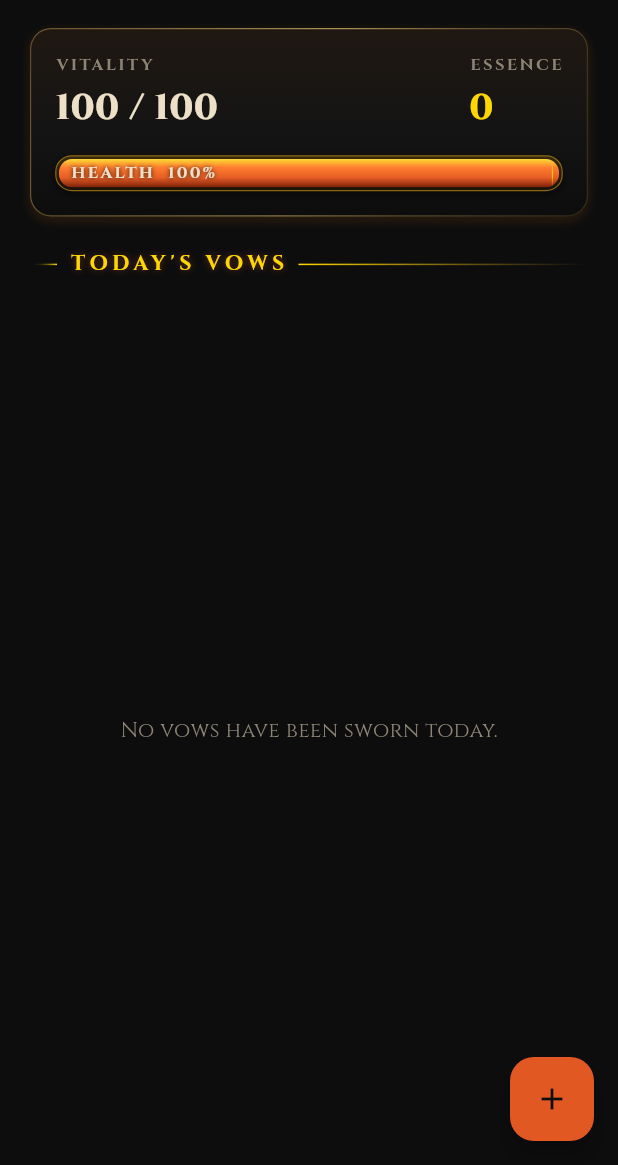
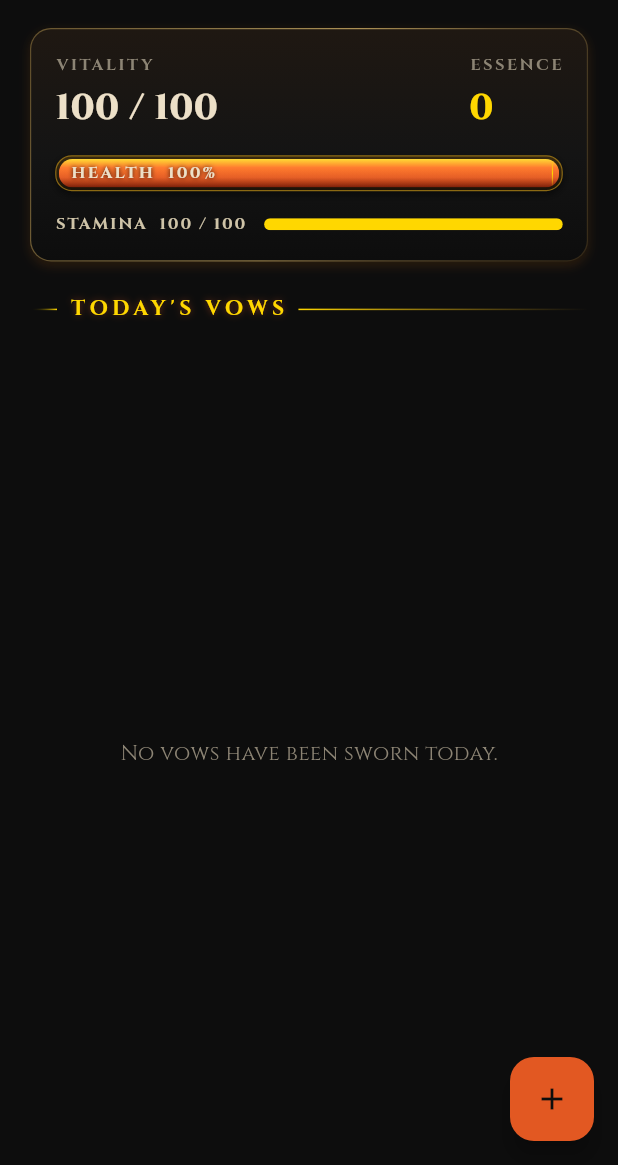
Before and after one commit to abdulkadirguntav/Bonfire, a Flutter app: the screen it shows after launch, after a tap on "Yolculuğa Başla", on a phone screen of 412 x 824 dp, the part 71-1236 px from its top. Run offline on Flutter 3.47's test engine with Material 3 defaults, Android fonts, the phone set to English and light mode, and no system bars; our stand-ins replace flutter_riverpod, google_fonts, shared_preferences; missing offline and left inert: home_widget.

Commit message:
feat: display and refresh stamina

```diff
--- a/lib/presentation/providers/user_provider.dart
+++ b/lib/presentation/providers/user_provider.dart
@@ -4,13 +4,15 @@ import 'package:bonfire/data/repositories/user_repository.dart';
 import 'package:bonfire/domain/models/character_class.dart';
 import 'package:bonfire/domain/models/user.dart';
 import 'package:bonfire/domain/services/death_service.dart';
+import 'package:bonfire/domain/services/stamina_service.dart';
 import 'package:bonfire/presentation/providers/ash_mark_provider.dart';
 
 final userRepositoryProvider = Provider<UserRepository>((ref) {
   throw UnimplementedError('A repository instance must be provided');
 });
 
-final userControllerProvider = NotifierProvider<UserController, User?>(UserController.new);
+final userControllerProvider =
+    NotifierProvider<UserController, User?>(UserController.new);
 
 class UserController extends Notifier<User?> {
   UserRepository get _repository => ref.read(userRepositoryProvider);
@@ -23,7 +25,17 @@ class UserController extends Notifier<User?> {
 
   Future<void> _loadUser() async {
     final user = await _repository.loadUser();
-    state = user;
+    if (user == null) {
+      state = null;
+      return;
+    }
+
+    final refreshedUser = StaminaService.refreshIfNeeded(user);
+    if (refreshedUser.currentStamina != user.currentStamina ||
+        refreshedUser.staminaUpdatedAt != user.staminaUpdatedAt) {
+      await _repository.saveUser(refreshedUser);
+    }
+    state = refreshedUser;
   }
 
   Future<void> selectClass(CharacterClass characterClass) async {
--- a/lib/presentation/screens/home_screen.dart
+++ b/lib/presentation/screens/home_screen.dart
@@ -19,6 +19,10 @@ class HomeScreen extends ConsumerWidget {
         tasks.where((task) => task.matchesDate(DateTime.now())).toList();
     final hp =
         user == null || user.maxHp == 0 ? 0.0 : user.currentHp / user.maxHp;
+    final maxStamina = user?.selectedClass.maxStamina ?? 0;
+    final stamina = user == null || maxStamina == 0
+        ? 0.0
+        : user.currentStamina / maxStamina;
 
     return Scaffold(
       body: SafeArea(
@@ -63,6 +67,35 @@ class HomeScreen extends ConsumerWidget {
                         const SizedBox(height: 14),
                         DetailedHpBar(
                             value: hp, label: 'HEALTH  ${(hp * 100).round()}%'),
+                        const SizedBox(height: 14),
+                        Row(
+                          children: [
+                            Text(
+                              'STAMINA  ${user?.currentStamina ?? 0} / $maxStamina',
+                              style: const TextStyle(
+                                color: GothicPalette.parchment,
+                                fontSize: 11,
+                                fontWeight: FontWeight.w700,
+                                letterSpacing: 1.2,
+                              ),
+                            ),
+                            const SizedBox(width: 12),
+                            Expanded(
+                              child: ClipRRect(
+                                borderRadius: BorderRadius.circular(6),
+                                child: LinearProgressIndicator(
+                                  value: stamina.clamp(0.0, 1.0),
+                                  minHeight: 8,
+                                  backgroundColor: GothicPalette.ironBlack,
+                                  valueColor:
+                                      const AlwaysStoppedAnimation<Color>(
+                                    GothicPalette.goldBright,
+                                  ),
+                                ),
+                              ),
+                            ),
+                          ],
+                        ),
                       ]),
                 ),
               ),
@@ -169,7 +202,7 @@ class _TaskCard extends ConsumerWidget {
                           ? GothicPalette.goldBright
                           : GothicPalette.parchmentLight,
                       fontWeight: FontWeight.w700,
-                      decoration: task.isCompleted
+                      decoration: task.isCompletedOn(DateTime.now())
                           ? TextDecoration.lineThrough
                           : null)),
               if (task.description.isNotEmpty)
```
